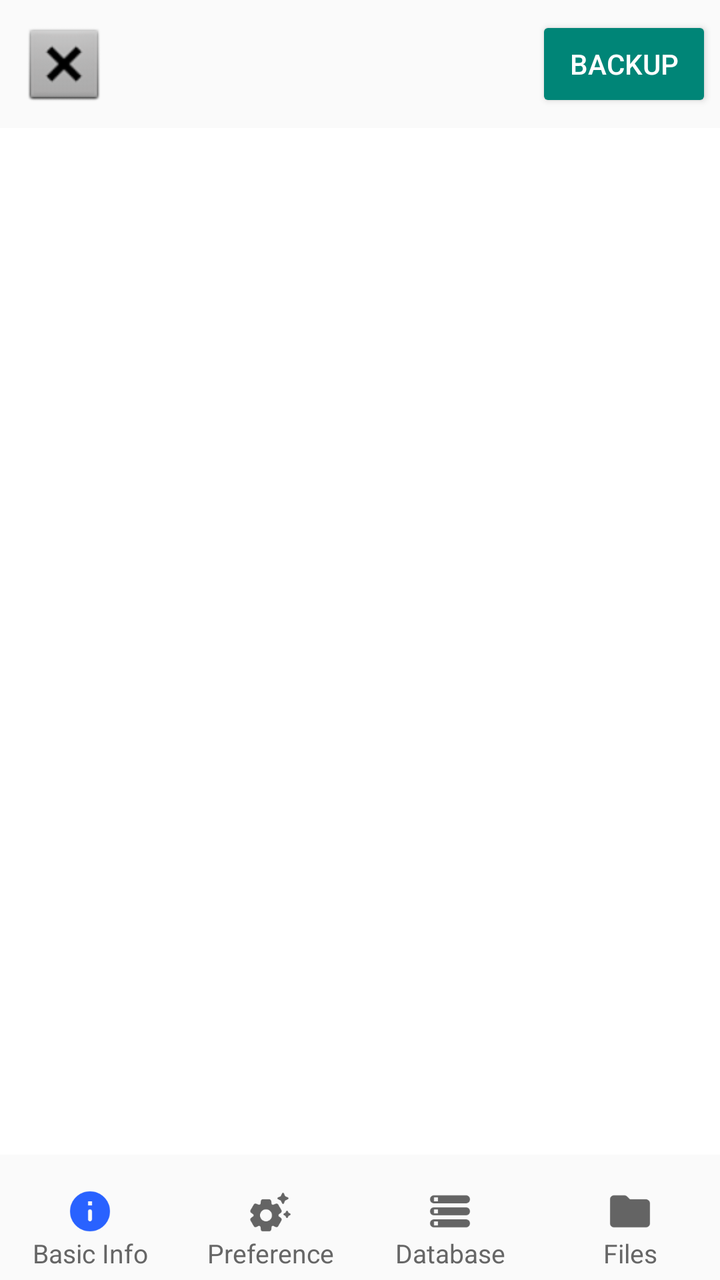
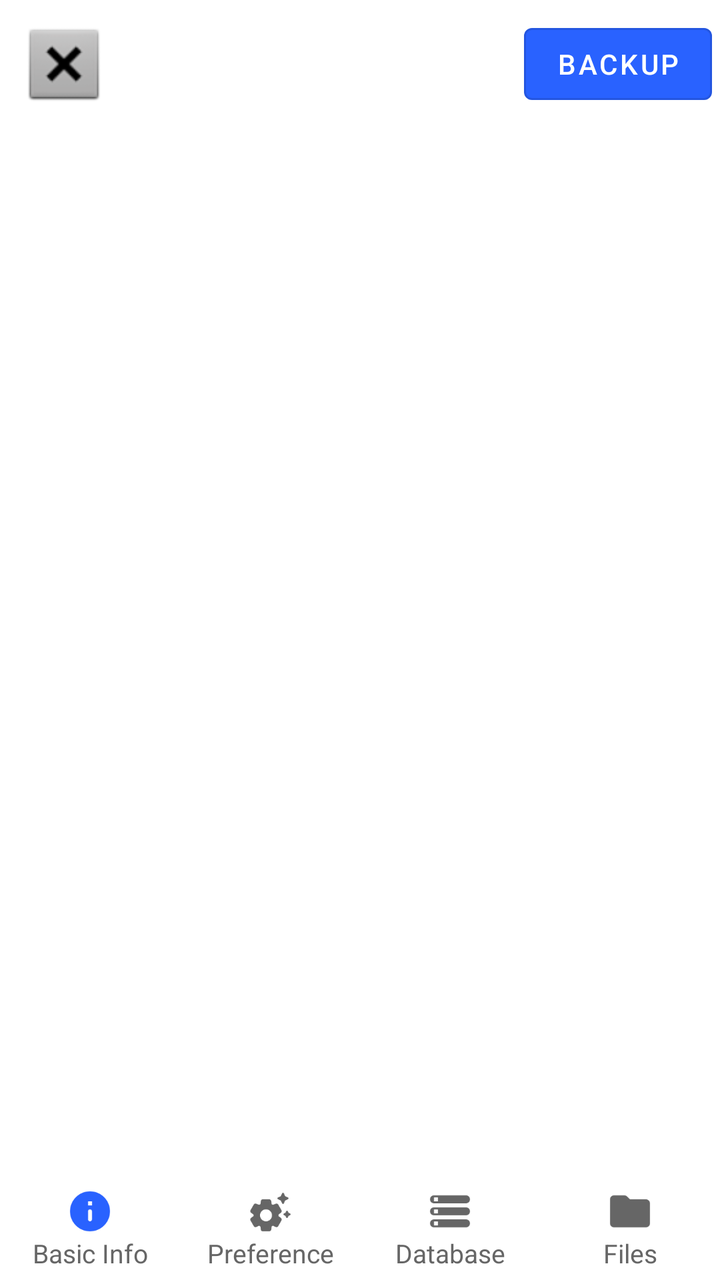

The first picture is an Android layout as it rendered before a commit; the second is the same layout after the commit. The layout source and the unified diff follow.
<!-- AndroidManifest.xml: another module's application theme AppTheme -->
<!-- res/layout/appdm_activity_dataoverview.xml -->
<?xml version="1.0" encoding="utf-8"?>
<LinearLayout xmlns:android="http://schemas.android.com/apk/res/android"
    android:layout_width="fill_parent"
    android:layout_height="fill_parent"
    android:orientation="vertical" >

    <LinearLayout
        android:id="@+id/header_layout"
        android:layout_width="fill_parent"
        android:layout_height="wrap_content"
        android:orientation="horizontal" >

        <ImageView
            android:id="@+id/app_icon"
            android:layout_width="64.0dip"
            android:layout_height="64.0dip"
            android:contentDescription="@android:string/no"
            android:padding="10.0dip"
            android:src="@android:drawable/btn_dialog" />

        <LinearLayout
            android:layout_width="0.0dip"
            android:layout_height="fill_parent"
            android:layout_gravity="center"
            android:layout_weight="1.0"
            android:gravity="center"
            android:orientation="vertical" >

            <TextView
                android:id="@+id/app_name"
                android:layout_width="fill_parent"
                android:layout_height="wrap_content"
                android:ellipsize="marquee"
                android:padding="2.0dip"
                android:singleLine="true"
                android:textColor="@color/colorAccent"
                android:textSize="16.0sp"
                android:textStyle="bold" />

            <TextView
                android:id="@+id/app_pkgpath"
                android:layout_width="fill_parent"
                android:layout_height="wrap_content"
                android:layout_marginBottom="2dip"
                android:ellipsize="marquee"
                android:paddingLeft="2.0dip"
                android:singleLine="true"
                android:textColor="@color/colorAccent"
                android:textSize="10.0sp" />
        </LinearLayout>

        <Button
            style="@style/Base.Widget.AppCompat.Button.Colored"
            android:id="@+id/button_backup"
            android:layout_width="wrap_content"
            android:layout_height="wrap_content"
            android:layout_gravity="center_vertical"
            android:layout_marginRight="4dip"
            android:text="@string/appdm_backup" />

    </LinearLayout>

    <FrameLayout
        android:layout_width="fill_parent"
        android:layout_height="0.0dip"
        android:layout_weight="1.0"
        android:background="@color/white" >

        

        <ListView
            android:id="@+id/appInfo_list"
            android:layout_width="fill_parent"
            android:layout_height="fill_parent"
            android:layout_margin="4.0dip"
            android:cacheColorHint="#00000000"
            android:groupIndicator="@null"
            android:visibility="visible" />

        

        <ListView
            android:id="@+id/database_list"
            android:layout_width="fill_parent"
            android:layout_height="fill_parent"
            android:layout_margin="4.0dip"
            android:cacheColorHint="#00000000"
            android:groupIndicator="@null"
            android:visibility="invisible" />

        

        <ListView
            android:id="@+id/preference_list"
            android:layout_width="fill_parent"
            android:layout_height="fill_parent"
            android:layout_margin="4.0dip"
            android:cacheColorHint="#00000000"
            android:groupIndicator="@null"
            android:visibility="invisible" />
        
        
        <ListView
            android:id="@+id/files_list"
            android:layout_width="fill_parent"
            android:layout_height="fill_parent"
            android:layout_margin="4.0dip"
            android:cacheColorHint="#00000000"
            android:groupIndicator="@null"
            android:visibility="invisible" />

        <LinearLayout
            android:id="@+id/layout_scanning"
            android:layout_width="fill_parent"
            android:layout_height="fill_parent"
            android:background="@color/white"
            android:gravity="center"
            android:orientation="vertical"
            android:visibility="invisible" >

            <ProgressBar
                android:id="@+id/progress_bar"
                style="?android:attr/progressBarStyleLarge"
                android:layout_width="wrap_content"
                android:layout_height="wrap_content"
                android:layout_gravity="center" />

            <TextView
                android:id="@+id/tv_tip"
                android:layout_width="wrap_content"
                android:layout_height="wrap_content"
                android:layout_gravity="center"
                android:layout_marginTop="16.0dip"
                android:text="@string/loading"
                android:textColor="@color/colorAccent" />

        </LinearLayout>

    </FrameLayout>

    <RadioGroup
        android:id="@+id/main_radio"
        android:layout_width="fill_parent"
        android:layout_height="wrap_content"
        android:gravity="center_vertical"
        android:orientation="horizontal"
        android:paddingTop="10dp">

        <RadioButton
            android:id="@+id/tab_appinfo"
            style="@style/main_tab_bottom"
            android:checked="true"
            android:drawableTop="@drawable/round_info_blue_24"
            android:singleLine="true"
            android:text="@string/appdm_basic_info" />

        <RadioButton
            android:id="@+id/tab_preference"
            style="@style/main_tab_bottom"
            android:checked="true"
            android:drawableTop="@drawable/round_settings_suggest_24"
            android:singleLine="true"
            android:text="@string/appdm_preference" />

        <RadioButton
            android:id="@+id/tab_database"
            style="@style/main_tab_bottom"
            android:checked="false"
            android:drawableTop="@drawable/round_storage_24"
            android:singleLine="true"
            android:text="@string/appdm_database" />

        <RadioButton
            android:id="@+id/tab_files"
            style="@style/main_tab_bottom"
            android:checked="false"
            android:drawableTop="@drawable/round_folder_24"
            android:singleLine="true"
            android:text="@string/appdm_files" />

    </RadioGroup>

    <LinearLayout
        android:id="@+id/adViewLayout"
        android:layout_width="fill_parent"
        android:layout_height="wrap_content"
        android:orientation="vertical" />

</LinearLayout>
<!-- resources referenced by this layout -->
<resources>
  <color name="colorAccent">#2962FF</color>
  <color name="white">#ffffffff</color>
  <!-- drawable round_folder_24 (drawable) -->
  <vector xmlns:android="http://schemas.android.com/apk/res/android"
      android:width="24dp"
      android:height="24dp"
      android:viewportWidth="24"
      android:viewportHeight="24"
      android:tint="?attr/colorControlNormal">
    <path
        android:fillColor="@android:color/black"
        android:pathData="M10.59,4.59C10.21,4.21 9.7,4 9.17,4H4c-1.1,0 -1.99,0.9 -1.99,2L2,18c0,1.1 0.9,2 2,2h16c1.1,0 2,-0.9 2,-2V8c0,-1.1 -0.9,-2 -2,-2h-8l-1.41,-1.41z"/>
  </vector>
  <!-- drawable round_info_blue_24 (drawable) -->
  <vector xmlns:android="http://schemas.android.com/apk/res/android"
      android:width="24dp"
      android:height="24dp"
      android:viewportWidth="24"
      android:viewportHeight="24">
    <path
        android:fillColor="@color/colorAccent"
        android:pathData="M12,2C6.48,2 2,6.48 2,12s4.48,10 10,10 10,-4.48 10,-10S17.52,2 12,2zM12,17c-0.55,0 -1,-0.45 -1,-1v-4c0,-0.55 0.45,-1 1,-1s1,0.45 1,1v4c0,0.55 -0.45,1 -1,1zM13,9h-2L11,7h2v2z"/>
  </vector>
  <!-- drawable round_storage_24 (drawable) -->
  <vector xmlns:android="http://schemas.android.com/apk/res/android"
      android:width="24dp"
      android:height="24dp"
      android:viewportWidth="24"
      android:viewportHeight="24"
      android:tint="?attr/colorControlNormal">
    <path
        android:fillColor="@android:color/black"
        android:pathData="M4,20h16c1.1,0 2,-0.9 2,-2s-0.9,-2 -2,-2L4,16c-1.1,0 -2,0.9 -2,2s0.9,2 2,2zM4,17h2v2L4,19v-2zM2,6c0,1.1 0.9,2 2,2h16c1.1,0 2,-0.9 2,-2s-0.9,-2 -2,-2L4,4c-1.1,0 -2,0.9 -2,2zM6,7L4,7L4,5h2v2zM4,14h16c1.1,0 2,-0.9 2,-2s-0.9,-2 -2,-2L4,10c-1.1,0 -2,0.9 -2,2s0.9,2 2,2zM4,11h2v2L4,13v-2z"/>
  </vector>
  <string name="appdm_backup">Backup</string>
  <string name="appdm_basic_info">Basic Info</string>
  <string name="appdm_database">Database</string>
  <string name="appdm_files">Files</string>
  <string name="appdm_preference">Preference</string>
  <string name="loading">Loading …</string>
  <style name="main_tab_bottom">
          <item name="android:textSize">13sp</item>
          <item name="android:textColor">#666666</item>
          <item name="android:gravity">center_horizontal</item>
          
          <item name="android:paddingTop">5dp</item>
          <item name="android:layout_width">fill_parent</item>
          <item name="android:layout_height">wrap_content</item>
          <item name="android:layout_weight">1.0</item>
          
          <item name="android:button">@null</item>
          
          <item name="android:layout_marginTop">1.0dip</item>
          <item name="android:paddingBottom">5.0dip</item>
      </style>
  <style name="AppTheme" parent="@style/Theme.AppCompat.Light.NoActionBar">
          
      </style>
  <!-- unchanged entries left out for length: 1 -->
</resources>

<!-- the commit's change to res/layout/appdm_activity_dataoverview.xml (unified diff, before → after) -->
@@ -2,7 +2,8 @@
 <LinearLayout xmlns:android="http://schemas.android.com/apk/res/android"
     android:layout_width="fill_parent"
     android:layout_height="fill_parent"
-    android:orientation="vertical" >
+    xmlns:app="http://schemas.android.com/apk/res-auto"
+    android:orientation="vertical">
 
     <LinearLayout
         android:id="@+id/header_layout"
@@ -49,8 +50,10 @@
                 android:textSize="10.0sp" />
         </LinearLayout>
 
-        <Button
-            style="@style/Base.Widget.AppCompat.Button.Colored"
+        <com.google.android.material.button.MaterialButton
+            style="@style/Widget.MaterialComponents.Button.OutlinedButton"
+            app:backgroundTint="@color/colorAccent"
+            android:textColor="@color/colorPrimaryDark"
             android:id="@+id/button_backup"
             android:layout_width="wrap_content"
             android:layout_height="wrap_content"
<!-- resource entries referenced after the edit -->
@@ -1,6 +1,7 @@
 <!-- resources referenced by this layout -->
 <resources>
   <color name="colorAccent">#2962FF</color>
+  <color name="colorPrimaryDark">#FFF</color>
   <color name="white">#ffffffff</color>
   <!-- drawable round_folder_24 (drawable) -->
   <vector xmlns:android="http://schemas.android.com/apk/res/android"
@@ -55,7 +56,7 @@
           <item name="android:layout_marginTop">1.0dip</item>
           <item name="android:paddingBottom">5.0dip</item>
       </style>
-  <style name="AppTheme" parent="@style/Theme.AppCompat.Light.NoActionBar">
+  <style name="AppTheme" parent="Theme.MaterialComponents.Light.NoActionBar">
           
       </style>
   <!-- unchanged entries left out for length: 1 -->
